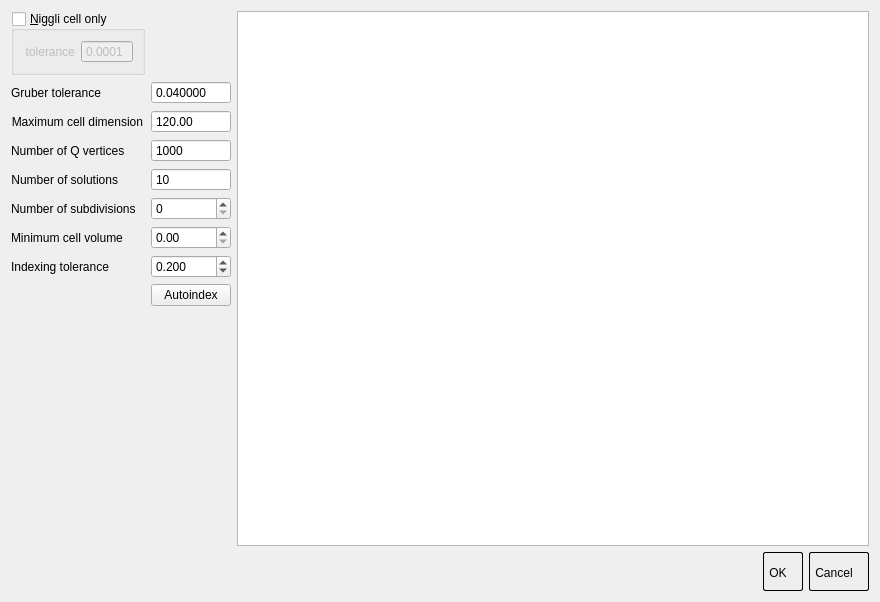
Before: the Qt Designer form apps/nsxqt/ui/DialogAutoIndexing.ui in k61n/openhkl, drawn with Qt 5.
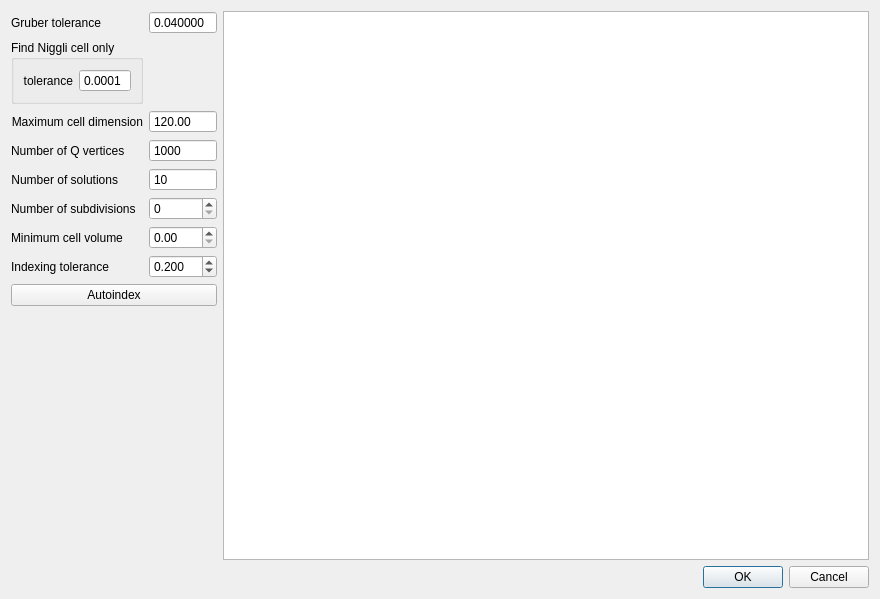
After: the same form once the commit is applied.

Commit message: Refactored the shape library and FFT indexing dialogs

Patch:
```diff
--- a/apps/nsxqt/ui/DialogAutoIndexing.ui
+++ b/apps/nsxqt/ui/DialogAutoIndexing.ui
@@ -10,13 +10,13 @@
     <x>0</x>
     <y>0</y>
     <width>880</width>
-    <height>602</height>
+    <height>599</height>
    </rect>
   </property>
   <property name="windowTitle">
    <string>Auto-indexer dialog</string>
   </property>
-  <layout class="QGridLayout" name="gridLayout" rowstretch="0,0">
+  <layout class="QGridLayout" name="gridLayout">
    <item row="0" column="0">
     <layout class="QHBoxLayout" name="horizontalLayout_2" stretch="0,1">
      <item>
@@ -24,60 +24,6 @@
        <property name="fieldGrowthPolicy">
         <enum>QFormLayout::AllNonFixedFieldsGrow</enum>
        </property>
-       <item row="1" column="0">
-        <widget class="QGroupBox" name="niggliReduction">
-         <property name="title">
-          <string>&amp;Niggli cell only</string>
-         </property>
-         <property name="flat">
-          <bool>false</bool>
-         </property>
-         <property name="checkable">
-          <bool>true</bool>
-         </property>
-         <property name="checked">
-          <bool>false</bool>
-         </property>
-         <layout class="QVBoxLayout" name="verticalLayout">
-          <item>
-           <layout class="QHBoxLayout" name="horizontalLayout">
-            <item>
-             <widget class="QLabel" name="label">
-              <property name="text">
-               <string>tolerance</string>
-              </property>
-              <property name="alignment">
-               <set>Qt::AlignRight|Qt::AlignTrailing|Qt::AlignVCenter</set>
-              </property>
-             </widget>
-            </item>
-            <item>
-             <widget class="QDoubleSpinBox" name="niggliTolerance">
-              <property name="buttonSymbols">
-               <enum>QAbstractSpinBox::NoButtons</enum>
-              </property>
-              <property name="prefix">
-               <string/>
-              </property>
-              <property name="decimals">
-               <number>4</number>
-              </property>
-              <property name="maximum">
-               <double>1.000000000000000</double>
-              </property>
-              <property name="singleStep">
-               <double>0.000100000000000</double>
-              </property>
-              <property name="value">
-               <double>0.000100000000000</double>
-              </property>
-             </widget>
-            </item>
-           </layout>
-          </item>
-         </layout>
-        </widget>
-       </item>
        <item row="2" column="0">
         <widget class="QLabel" name="label_2">
          <property name="text">
@@ -107,7 +53,7 @@
          </property>
         </widget>
        </item>
-       <item row="3" column="0">
+       <item row="4" column="0">
         <widget class="QLabel" name="label_3">
          <property name="text">
           <string>Maximum cell dimension</string>
@@ -117,7 +63,7 @@
          </property>
         </widget>
        </item>
-       <item row="3" column="1">
+       <item row="4" column="1">
         <widget class="QDoubleSpinBox" name="maxCellDim">
          <property name="buttonSymbols">
           <enum>QAbstractSpinBox::NoButtons</enum>
@@ -133,14 +79,14 @@
          </property>
         </widget>
        </item>
-       <item row="4" column="0">
+       <item row="5" column="0">
         <widget class="QLabel" name="label_5">
          <property name="text">
           <string>Number of Q vertices</string>
          </property>
         </widget>
        </item>
-       <item row="4" column="1">
+       <item row="5" column="1">
         <widget class="QSpinBox" name="nVertices">
          <property name="buttonSymbols">
           <enum>QAbstractSpinBox::NoButtons</enum>
@@ -153,7 +99,7 @@
          </property>
         </widget>
        </item>
-       <item row="5" column="0">
+       <item row="6" column="0">
         <widget class="QLabel" name="label_4">
          <property name="text">
           <string>Number of solutions</string>
@@ -163,54 +109,54 @@
          </property>
         </widget>
        </item>
-       <item row="7" column="0">
+       <item row="6" column="1">
+        <widget class="QSpinBox" name="nSolutions">
+         <property name="buttonSymbols">
+          <enum>QAbstractSpinBox::NoButtons</enum>
+         </property>
+         <property name="minimum">
+          <number>1</number>
+         </property>
+         <property name="maximum">
+          <number>100000</number>
+         </property>
+         <property name="value">
+          <number>10</number>
+         </property>
+        </widget>
+       </item>
+       <item row="8" column="0">
         <widget class="QLabel" name="label_7">
          <property name="text">
           <string>Number of subdivisions</string>
          </property>
         </widget>
        </item>
-       <item row="8" column="0">
-        <widget class="QLabel" name="label_8">
-         <property name="text">
-          <string>Minimum cell volume</string>
-         </property>
-        </widget>
-       </item>
-       <item row="7" column="1">
+       <item row="8" column="1">
         <widget class="QSpinBox" name="subdiv">
          <property name="maximum">
           <number>999999</number>
          </property>
         </widget>
        </item>
-       <item row="8" column="1">
+       <item row="9" column="0">
+        <widget class="QLabel" name="label_8">
+         <property name="text">
+          <string>Minimum cell volume</string>
+         </property>
+        </widget>
+       </item>
+       <item row="9" column="1">
         <widget class="QDoubleSpinBox" name="cellVolume"/>
        </item>
-       <item row="5" column="1">
-        <widget class="QSpinBox" name="nSolutions">
-         <property name="buttonSymbols">
-          <enum>QAbstractSpinBox::NoButtons</enum>
-         </property>
-         <property name="minimum">
-          <number>1</number>
-         </property>
-         <property name="maximum">
-          <number>100000</number>
-         </property>
-         <property name="value">
-          <number>10</number>
-         </property>
-        </widget>
-       </item>
-       <item row="10" column="0">
+       <item row="11" column="0">
         <widget class="QLabel" name="indexingToleranceLabel">
          <property name="text">
           <string>Indexing tolerance</string>
          </property>
         </widget>
        </item>
-       <item row="10" column="1">
+       <item row="11" column="1">
         <widget class="QDoubleSpinBox" name="indexingTolerance">
          <property name="decimals">
           <number>3</number>
@@ -226,7 +172,7 @@
          </property>
         </widget>
        </item>
-       <item row="11" column="1">
+       <item row="12" column="0" colspan="2">
         <widget class="QPushButton" name="index">
          <property name="text">
           <string>Autoindex</string>
@@ -236,6 +182,47 @@
          </property>
         </widget>
        </item>
+       <item row="3" column="0">
+        <widget class="QGroupBox" name="niggli">
+         <property name="title">
+          <string>Find Niggli cell only</string>
+         </property>
+         <layout class="QFormLayout" name="formLayout_2">
+          <item row="0" column="0">
+           <widget class="QLabel" name="label">
+            <property name="text">
+             <string>tolerance</string>
+            </property>
+            <property name="alignment">
+             <set>Qt::AlignRight|Qt::AlignTrailing|Qt::AlignVCenter</set>
+            </property>
+           </widget>
+          </item>
+          <item row="0" column="1">
+           <widget class="QDoubleSpinBox" name="niggliTolerance">
+            <property name="buttonSymbols">
+             <enum>QAbstractSpinBox::NoButtons</enum>
+            </property>
+            <property name="prefix">
+             <string/>
+            </property>
+            <property name="decimals">
+             <number>4</number>
+            </property>
+            <property name="maximum">
+             <double>1.000000000000000</double>
+            </property>
+            <property name="singleStep">
+             <double>0.000100000000000</double>
+            </property>
+            <property name="value">
+             <double>0.000100000000000</double>
+            </property>
+           </widget>
+          </item>
+         </layout>
+        </widget>
+       </item>
       </layout>
      </item>
      <item>
@@ -298,23 +285,7 @@
         </sizepolicy>
        </property>
        <property name="styleSheet">
-        <string notr="true">QPushButton {
-        border: 1px solid #000000;
-        border-radius: 2px;
-        padding: 5px 15px 2px 5px;
-        background: #eeeeee;
-        color: #000000;
-        font: bold large &quot;Arial&quot;;
-        height: 30px;
-}
-
-QPushButton:pressed {
-        background: #dddddd;
-        padding-top: 2px;
-        padding-left: 3px;
-
-}
-</string>
+        <string notr="true"/>
        </property>
        <property name="standardButtons">
         <set>QDialogButtonBox::Cancel|QDialogButtonBox::Ok</set>
```
The commit also changes 4 other files.
